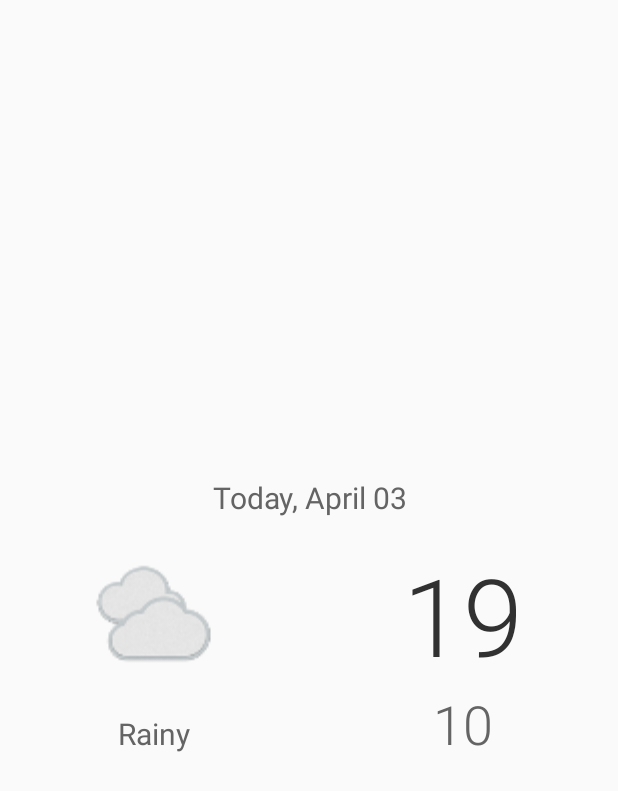
After one commit to katelevshova/android-sunshine, an Android app: the layout grid_detail_today.xml on its own in the app's theme, with its tools: preview values and no code run, on a phone screen of 412 x 824 dp. The commit adds this screen. Shown: the top 791 px of the screen. Run offline under Robolectric (Android 15) with nearby library versions, the phone set to English and light mode, and no system bars.

Commit message:
issue#27 - added grid_detail_today

```diff
--- a/app/build.gradle
+++ b/app/build.gradle
@@ -34,7 +34,9 @@ dependencies {
     compile fileTree(include: ['*.jar'], dir: 'libs')
     compile 'com.android.support:support-v4:23.1.1'
     compile 'com.android.support:appcompat-v7:23.1.1'
+    compile 'com.android.support:gridlayout-v7:23.1.0'
     compile 'com.android.support:support-annotations:23.2.0'
     compile 'com.github.bumptech.glide:glide:3.7.0'
     compile 'com.google.android.gms:play-services-gcm:8.3.0'
+
 }
--- /dev/null
+++ b/app/src/main/res/layout/grid_detail_today.xml
@@ -0,0 +1,72 @@
+<?xml version="1.0" encoding="utf-8"?>
+<android.support.v7.widget.GridLayout xmlns:android="http://schemas.android.com/apk/res/android"
+									  xmlns:app="http://schemas.android.com/apk/res-auto"
+									  xmlns:tools="http://schemas.android.com/tools"
+									  android:layout_width="match_parent"
+									  android:layout_height="match_parent"
+									  app:columnCount="2">
+
+	<android.support.v7.widget.Space app:layout_columnSpan="2"
+									 app:layout_columnWeight="1"
+									 app:layout_rowWeight="1"/>
+	<TextView
+		android:id="@+id/detail_date_textview"
+		android:layout_marginBottom="@dimen/abc_list_item_padding_horizontal_material"
+		android:layout_marginTop="@dimen/abc_list_item_padding_horizontal_material"
+		android:fontFamily="sans-serif"
+		android:gravity="center_horizontal"
+		android:textAppearance="@style/TextAppearance.AppCompat.Title"
+		android:textColor="@color/txt_secondary"
+		app:layout_columnSpan="2"
+		app:layout_columnWeight="1"
+		app:layout_gravity="fill_horizontal"
+		tools:text="Today, April 03" />
+
+	<ImageView
+		android:id="@+id/detail_icon"
+		android:layout_width="0dp"
+		android:adjustViewBounds="true"
+		android:maxHeight="@dimen/icon_todayitem_size"
+		android:maxWidth="@dimen/icon_todayitem_size"
+		app:layout_columnWeight="1"
+		app:layout_gravity="fill_horizontal"
+		tools:src="@mipmap/art_clouds" />
+
+	<TextView
+		android:id="@+id/detail_high_textview"
+		android:layout_width="0dp"
+		android:fontFamily="sans-serif-light"
+		android:gravity="center_horizontal"
+		android:textColor="@color/txt_primary"
+		android:textSize="72sp"
+		app:layout_columnWeight="1"
+		app:layout_gravity="fill_horizontal"
+		tools:text="19" />
+
+	<TextView
+		android:id="@+id/detail_forecast_textview"
+		android:layout_width="0dp"
+		android:fontFamily="sans-serif"
+		android:gravity="center_horizontal"
+		android:textAppearance="@style/TextAppearance.AppCompat.Title"
+		android:textColor="@color/txt_secondary"
+		app:layout_columnWeight="1"
+		tools:text="Rainy" />
+
+	<TextView
+		android:id="@+id/detail_low_textview"
+		android:layout_width="0dp"
+		android:layout_marginBottom="@dimen/abc_list_item_padding_horizontal_material"
+		android:fontFamily="sans-serif-light"
+		android:gravity="center_horizontal"
+		android:textColor="@color/txt_secondary"
+		android:textSize="36sp"
+		app:layout_columnWeight="1"
+		tools:text="10" />
+
+	<android.support.v7.widget.Space
+		app:layout_columnSpan="2"
+		app:layout_columnWeight="1"
+		app:layout_rowWeight="1" />
+
+</android.support.v7.widget.GridLayout>
--- a/app/src/main/res/values/colors.xml
+++ b/app/src/main/res/values/colors.xml
@@ -10,4 +10,7 @@
 	<color name="primary_light">#ff64c2f4</color>
 	<color name="primary">#ff1ca8f4</color>
 	<color name="primary_dark">#0288D1</color>
+	<!-- our detail accent colors -->
+	<color name="detail_accent_pane_background">#455A64</color>
+	<color name="detail_accent_label">#90A4AE</color>
 </resources>
--- a/app/src/main/res/values/dimens.xml
+++ b/app/src/main/res/values/dimens.xml
@@ -2,7 +2,7 @@
 	<!-- Default screen margins, per the Android Design guidelines. -->
 	<dimen name="activity_horizontal_margin">16dp</dimen>
 	<dimen name="activity_vertical_margin">16dp</dimen>
-	<dimen name="icon_todayitem_size">100dp</dimen>
+	<dimen name="icon_todayitem_size">96dp</dimen>
 	<dimen name="icon_details_size">136dp</dimen>
 	<dimen name="icon_listitem_size">50dp</dimen>
 	<dimen name="today_item_left_margin">60dp</dimen>
```
Also changed, not shown: 1 other file.
